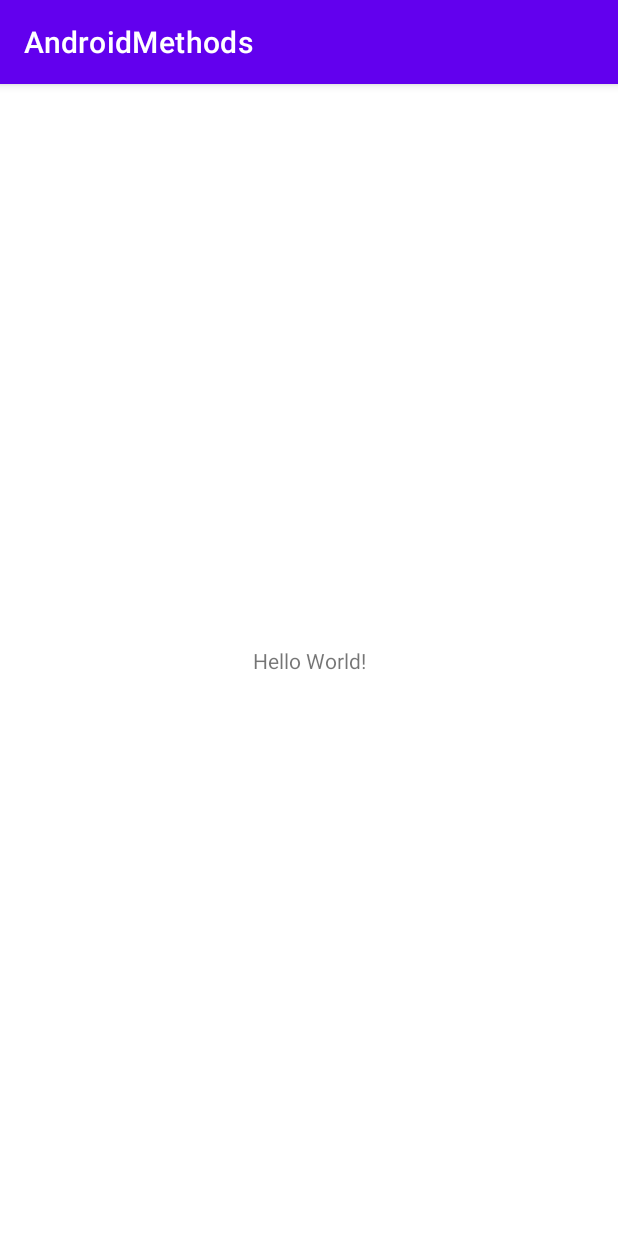
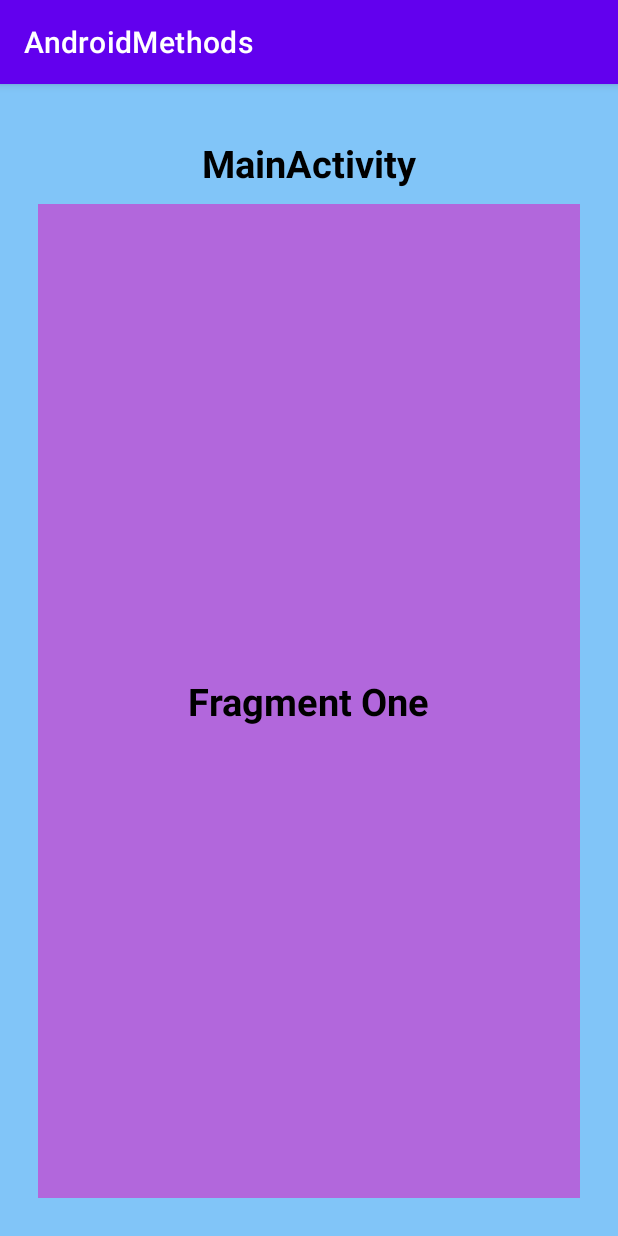
Before and after one commit to VinayTShetty/MethodsCallBack, an Android app: the screen it shows after launch (MainActivity), on a phone screen of 412 x 824 dp. Run offline under Robolectric (Android 15) with nearby library versions, the phone set to English and light mode, and no system bars.

Commit message:
onActivityCreated
1)Working Principle of onActivityCreated.

```diff
--- /dev/null
+++ b/AndroidCycleMethods/app/src/main/java/com/example/androidmethods/BaseFragment/BaseFragment.java
@@ -0,0 +1,64 @@
+package com.example.androidmethods.BaseFragment;
+
+import android.content.Context;
+import android.os.Bundle;
+import android.view.LayoutInflater;
+import android.view.View;
+import android.view.ViewGroup;
+
+import androidx.annotation.NonNull;
+import androidx.annotation.Nullable;
+import androidx.fragment.app.Fragment;
+
+public class BaseFragment extends Fragment {
+    @Override
+    public void onAttach(@NonNull Context context) {
+        super.onAttach(context);
+    }
+
+    @Override
+    public void onCreate(@Nullable Bundle savedInstanceState) {
+        super.onCreate(savedInstanceState);
+    }
+
+    @Nullable
+    @Override
+    public View onCreateView(@NonNull LayoutInflater inflater, @Nullable ViewGroup container, @Nullable Bundle savedInstanceState) {
+        return super.onCreateView(inflater, container, savedInstanceState);
+    }
+
+    @Override
+    public void onActivityCreated(@Nullable Bundle savedInstanceState) {
+        super.onActivityCreated(savedInstanceState);
+    }
+
+    @Override
+    public void onStart() {
+        super.onStart();
+    }
+
+    @Override
+    public void onResume() {
+        super.onResume();
+    }
+
+    @Override
+    public void onPause() {
+        super.onPause();
+    }
+
+    @Override
+    public void onStop() {
+        super.onStop();
+    }
+
+    @Override
+    public void onDestroyView() {
+        super.onDestroyView();
+    }
+
+    @Override
+    public void onDetach() {
+        super.onDetach();
+    }
+}
--- /dev/null
+++ b/AndroidCycleMethods/app/src/main/java/com/example/androidmethods/Fragments/Fragment_One.java
@@ -0,0 +1,78 @@
+package com.example.androidmethods.Fragments;
+
+import android.content.Context;
+import android.os.Bundle;
+import android.util.Log;
+import android.view.LayoutInflater;
+import android.view.View;
+import android.view.ViewGroup;
+
+import androidx.annotation.NonNull;
+import androidx.annotation.Nullable;
+
+import com.example.androidmethods.BaseFragment.BaseFragment;
+import com.example.androidmethods.R;
+
+public class Fragment_One extends BaseFragment {
+    private static final String TAG = "COMMON_TAG "+Fragment_One.class.getSimpleName();
+    @Override
+    public void onAttach(@NonNull Context context) {
+        super.onAttach(context);
+        Log.d(TAG, "onAttach: ");
+    }
+
+    @Override
+    public void onCreate(@Nullable Bundle savedInstanceState) {
+        super.onCreate(savedInstanceState);
+        Log.d(TAG, "onCreate: ");
+    }
+
+    @Nullable
+    @Override
+    public View onCreateView(@NonNull LayoutInflater inflater, @Nullable ViewGroup container, @Nullable Bundle savedInstanceState) {
+        Log.d(TAG, "onCreateView: ");
+        return inflater.inflate(R.layout.fragment_one,container,false);
+    }
+
+    @Override
+    public void onActivityCreated(@Nullable Bundle savedInstanceState) {
+        super.onActivityCreated(savedInstanceState);
+        Log.d(TAG, "onActivityCreated: ");
+    }
+
+    @Override
+    public void onStart() {
+        super.onStart();
+        Log.d(TAG, "onStart: ");
+    }
+
+    @Override
+    public void onResume() {
+        super.onResume();
+        Log.d(TAG, "onResume: ");
+    }
+
+    @Override
+    public void onPause() {
+        super.onPause();
+        Log.d(TAG, "onPause: ");
+    }
+
+    @Override
+    public void onStop() {
+        super.onStop();
+        Log.d(TAG, "onStop: ");
+    }
+
+    @Override
+    public void onDestroyView() {
+        super.onDestroyView();
+        Log.d(TAG, "onDestroyView: ");
+    }
+
+    @Override
+    public void onDetach() {
+        super.onDetach();
+        Log.d(TAG, "onDetach: ");
+    }
+}
--- a/AndroidCycleMethods/app/src/main/java/com/example/androidmethods/MainActivity.java
+++ b/AndroidCycleMethods/app/src/main/java/com/example/androidmethods/MainActivity.java
@@ -3,12 +3,51 @@ package com.example.androidmethods;
 import androidx.appcompat.app.AppCompatActivity;
 
 import android.os.Bundle;
+import android.util.Log;
 
 public class MainActivity extends AppCompatActivity {
 
+    private static final String TAG = "COMMON_TAG "+MainActivity.class.getSimpleName();
     @Override
     protected void onCreate(Bundle savedInstanceState) {
         super.onCreate(savedInstanceState);
         setContentView(R.layout.activity_main);
+        Log.d(TAG, "onCreate: ");
+    }
+
+    @Override
+    protected void onStart() {
+        super.onStart();
+        Log.d(TAG, "onStart: ");
+    }
+
+    @Override
+    protected void onRestart() {
+        super.onRestart();
+        Log.d(TAG, "onRestart: ");
+    }
+
+    @Override
+    protected void onResume() {
+        super.onResume();
+        Log.d(TAG, "onResume: ");
+    }
+
+    @Override
+    protected void onPause() {
+        super.onPause();
+        Log.d(TAG, "onPause: ");
+    }
+
+    @Override
+    protected void onStop() {
+        super.onStop();
+        Log.d(TAG, "onStop: ");
+    }
+
+    @Override
+    protected void onDestroy() {
+        super.onDestroy();
+        Log.d(TAG, "onDestroy: ");
     }
 }
--- a/AndroidCycleMethods/app/src/main/res/layout/activity_main.xml
+++ b/AndroidCycleMethods/app/src/main/res/layout/activity_main.xml
@@ -1,18 +1,31 @@
 <?xml version="1.0" encoding="utf-8"?>
-<androidx.constraintlayout.widget.ConstraintLayout xmlns:android="http://schemas.android.com/apk/res/android"
+<LinearLayout
+    xmlns:android="http://schemas.android.com/apk/res/android"
     xmlns:app="http://schemas.android.com/apk/res-auto"
     xmlns:tools="http://schemas.android.com/tools"
     android:layout_width="match_parent"
     android:layout_height="match_parent"
-    tools:context=".MainActivity">
-
+    tools:context=".MainActivity"
+    android:padding="25dp"
+    android:orientation="vertical"
+    android:background="@color/activity_color">
     <TextView
+        android:id="@+id/mainActivity_text"
         android:layout_width="wrap_content"
         android:layout_height="wrap_content"
-        android:text="Hello World!"
-        app:layout_constraintBottom_toBottomOf="parent"
-        app:layout_constraintLeft_toLeftOf="parent"
-        app:layout_constraintRight_toRightOf="parent"
-        app:layout_constraintTop_toTopOf="parent" />
-
-</androidx.constraintlayout.widget.ConstraintLayout>
+        android:text="@string/main_Activity"
+        android:textColor="@color/black"
+        android:textSize="25dp"
+        android:layout_gravity="center"
+        android:textAlignment="center"
+        android:textStyle="bold"
+        android:padding="10dp"
+        >
+    </TextView>
+    <fragment
+        android:id="@+id/fragment_one_id"
+        android:layout_width="match_parent"
+        android:layout_height="match_parent"
+        android:name="com.example.androidmethods.Fragments.Fragment_One">
+    </fragment>
+</LinearLayout>
--- /dev/null
+++ b/AndroidCycleMethods/app/src/main/res/layout/fragment_one.xml
@@ -0,0 +1,16 @@
+<?xml version="1.0" encoding="utf-8"?>
+<RelativeLayout
+    xmlns:android="http://schemas.android.com/apk/res/android"
+    android:layout_width="match_parent"
+    android:layout_height="match_parent"
+    android:background="@color/fragment_1_color">
+    <TextView
+        android:layout_width="wrap_content"
+        android:layout_height="wrap_content"
+        android:text="@string/fragment_one"
+        android:textColor="@color/black"
+        android:textStyle="bold"
+        android:textSize="25dp"
+        android:layout_centerInParent="true">
+    </TextView>
+</RelativeLayout>
--- a/AndroidCycleMethods/app/src/main/res/values/colors.xml
+++ b/AndroidCycleMethods/app/src/main/res/values/colors.xml
@@ -7,4 +7,7 @@
     <color name="teal_700">#FF018786</color>
     <color name="black">#FF000000</color>
     <color name="white">#FFFFFFFF</color>
+
+    <color name="activity_color">#81078DF1</color>
+    <color name="fragment_1_color">#81E40DC1</color>
 </resources>
--- a/AndroidCycleMethods/app/src/main/res/values/strings.xml
+++ b/AndroidCycleMethods/app/src/main/res/values/strings.xml
@@ -1,3 +1,9 @@
 <resources>
     <string name="app_name">AndroidMethods</string>
+
+    <!--Main Activity-->
+    <string name="main_Activity">MainActivity</string>
+    <!--Fragments-->
+    <!--Fragment one-->
+    <string name="fragment_one">Fragment One</string>
 </resources>
```
Also changed, not shown: 1 other file.
